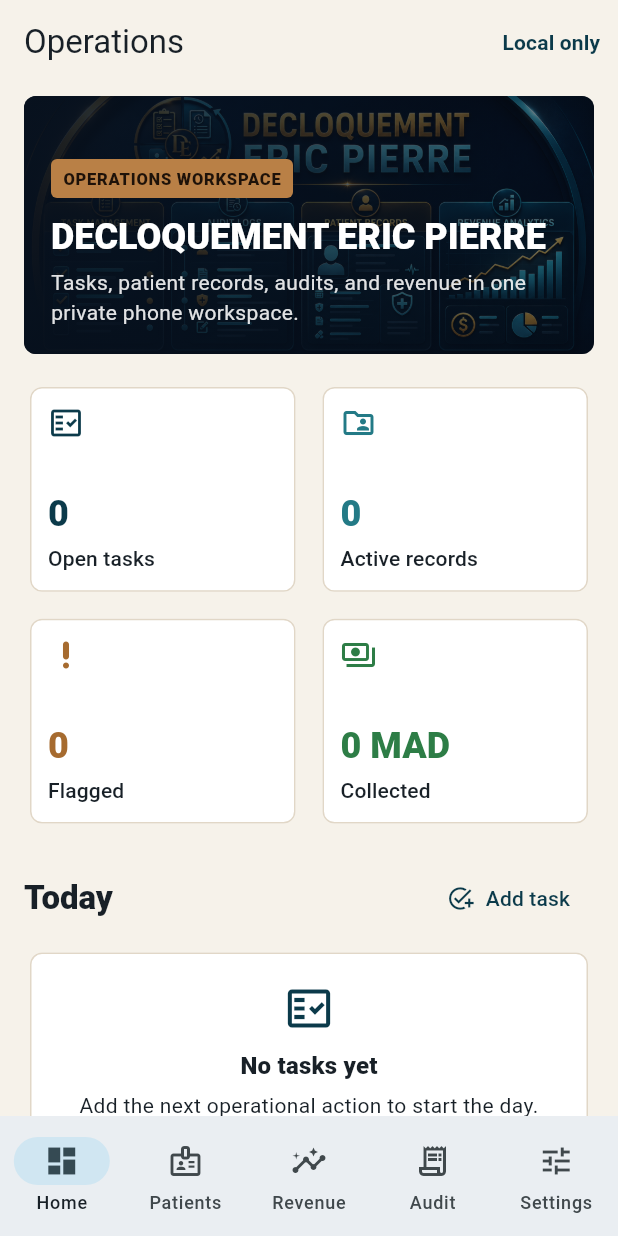
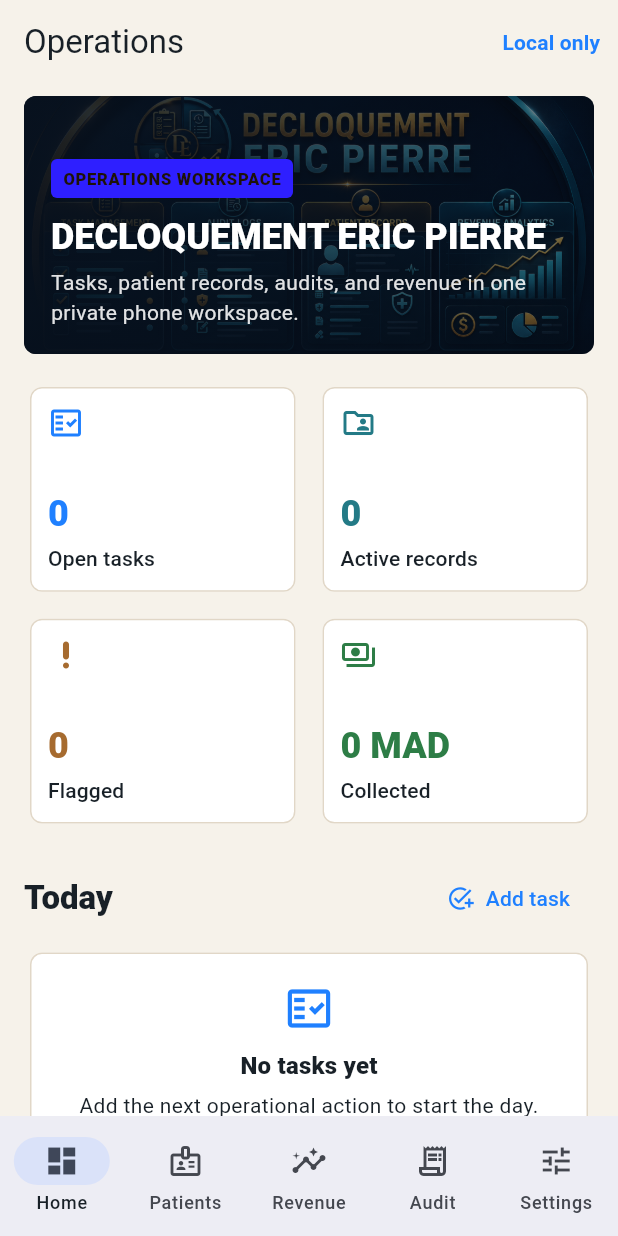
Before and after one commit to EOOrga/68d9d11e1299230338f3737d, a Flutter app: the screen it shows after launch, on a phone screen of 412 x 824 dp. Run offline on Flutter 3.47's test engine with Material 3 defaults, Android fonts, the phone set to English and light mode, and no system bars; our stand-ins replace shared_preferences.

Commit message:
Create Flutter variant com.maoutpu.decloquement_eri

```diff
--- a/lib/main.dart
+++ b/lib/main.dart
@@ -15,8 +15,8 @@ class DeploOperationsApp extends StatelessWidget {
 
   @override
   Widget build(BuildContext context) {
-    const primary = Color(0xFF0B3A4A);
-    const secondary = Color(0xFFB98046);
+    const primary = Color(0xFF1F80FF);
+    const secondary = Color(0xFF2E1FFF);
     const surface = Color(0xFFF6F2EA);
 
     final scheme =
--- a/pubspec.yaml
+++ b/pubspec.yaml
@@ -1,4 +1,4 @@
-name: decloquement_eric_pierre
+name: decloquement_eri
 description: "A local operations workspace for tasks, patient records, audits, and revenue tracking."
 publish_to: 'none'
 
@@ -28,4 +28,6 @@ flutter_launcher_icons:
   android: true
   ios: false
   image_path: "docs/icon.png"
+  adaptive_icon_foreground: docs/icon.png
+  adaptive_icon_background: "#9E1FFF"
   min_sdk_android: 23
```
Also changed, not shown: docs/icon.png, 11 other files.
